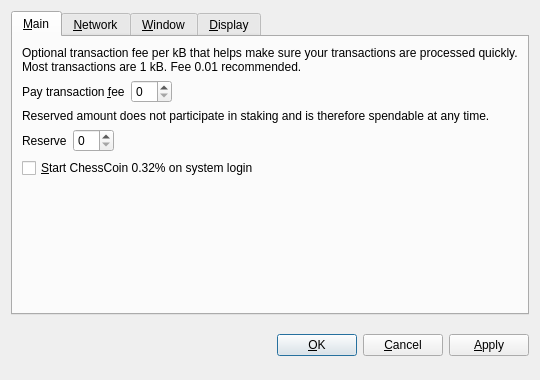
Before: the Qt Designer form src/qt/forms/optionsdialog.ui in AKKPP/ChessCoin032, drawn with Qt 5.
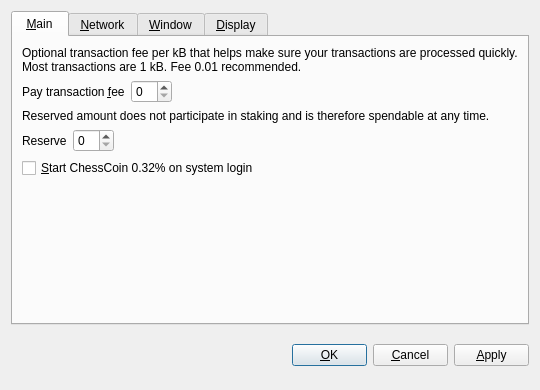
After: the same form once the commit is applied. Custom widgets are drawn as their Qt base class.

```diff
--- a/src/qt/forms/optionsdialog.ui
+++ b/src/qt/forms/optionsdialog.ui
@@ -7,7 +7,7 @@
     <x>0</x>
     <y>0</y>
     <width>540</width>
-    <height>380</height>
+    <height>390</height>
    </rect>
   </property>
   <property name="windowTitle">
@@ -27,7 +27,7 @@
      </property>
      <widget class="QWidget" name="tabMain">
       <attribute name="title">
-       <string>&amp;Main</string>
+       <string> &amp;Main </string>
       </attribute>
       <layout class="QVBoxLayout" name="verticalLayout_Main">
        <item>
@@ -398,6 +398,9 @@
    </item>
    <item>
     <layout class="QHBoxLayout" name="horizontalLayout_Buttons">
+     <property name="spacing">
+      <number>6</number>
+     </property>
      <item>
       <spacer name="horizontalSpacer_1">
        <property name="orientation">
@@ -445,6 +448,18 @@
      </item>
      <item>
       <widget class="QPushButton" name="okButton">
+       <property name="minimumSize">
+        <size>
+         <width>75</width>
+         <height>22</height>
+        </size>
+       </property>
+       <property name="maximumSize">
+        <size>
+         <width>75</width>
+         <height>22</height>
+        </size>
+       </property>
        <property name="text">
         <string>&amp;OK</string>
        </property>
@@ -452,6 +467,18 @@
      </item>
      <item>
       <widget class="QPushButton" name="cancelButton">
+       <property name="minimumSize">
+        <size>
+         <width>75</width>
+         <height>22</height>
+        </size>
+       </property>
+       <property name="maximumSize">
+        <size>
+         <width>75</width>
+         <height>22</height>
+        </size>
+       </property>
        <property name="text">
         <string>&amp;Cancel</string>
        </property>
@@ -462,6 +489,18 @@
      </item>
      <item>
       <widget class="QPushButton" name="applyButton">
+       <property name="minimumSize">
+        <size>
+         <width>75</width>
+         <height>22</height>
+        </size>
+       </property>
+       <property name="maximumSize">
+        <size>
+         <width>75</width>
+         <height>22</height>
+        </size>
+       </property>
        <property name="text">
         <string>&amp;Apply</string>
        </property>
```
Left out of the diff: 1 changed line with no effect on the pictures.
